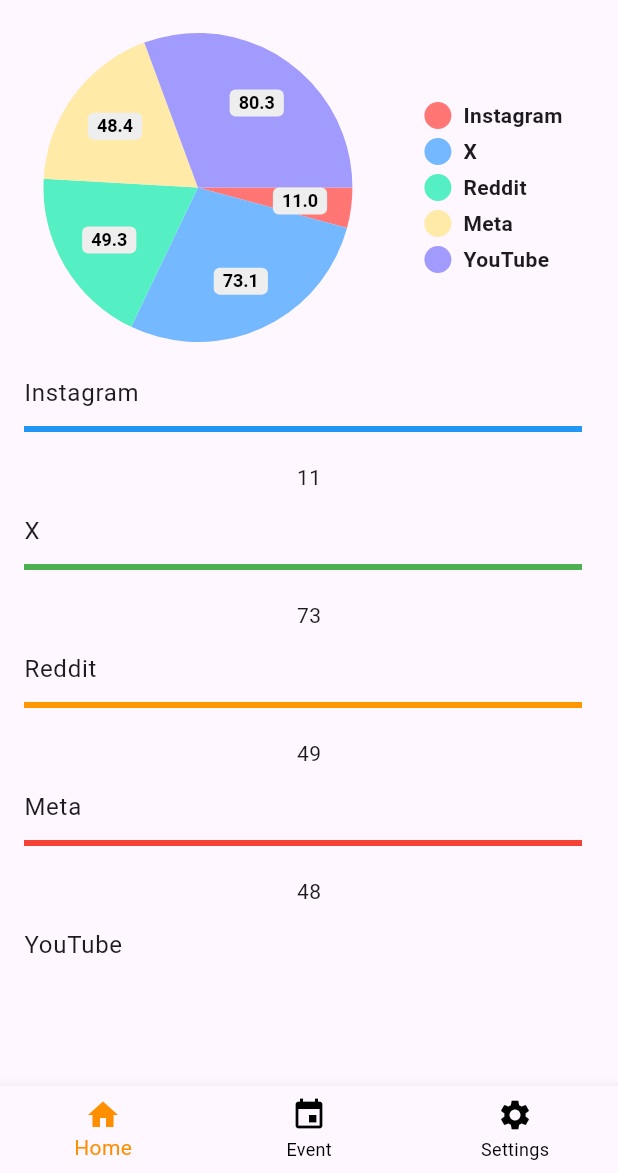
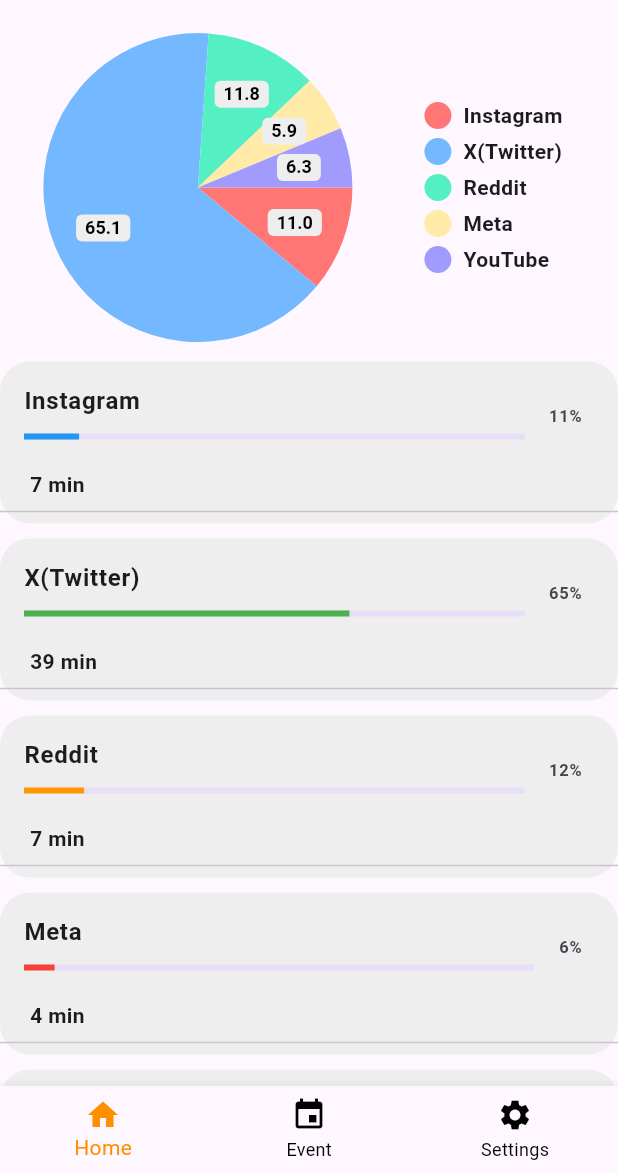
Before and after one commit to rohitk523/flutter_test_app, a Flutter app: the screen it shows after launch, on a phone screen of 412 x 824 dp, the part 63-1236 px from its top. Run offline on Flutter 3.47's test engine with Material 3 defaults, Android fonts, the light colour scheme and no system bars; drawn by our look-alikes of pie_chart; our stand-ins replace google_fonts, hexcolor.

Commit message:
Changes in progress bar and warning removal

```diff
--- a/test_app/lib/Pages/homepage.dart
+++ b/test_app/lib/Pages/homepage.dart
@@ -11,10 +11,7 @@
       debugShowCheckedModeBanner: false,
       home: Scaffold(
         body: ListView(
-          children: [
-            RandomPieChart(),
-            ProgressBarsForLabels(),
-          ],
+          children: [RandomPieChartWithProgressBars()],
         ),
       ),
     );
--- a/test_app/lib/functions/randomgraphs.dart
+++ b/test_app/lib/functions/randomgraphs.dart
@@ -2,53 +2,31 @@
 import 'package:pie_chart/pie_chart.dart';
 import 'dart:math';
 
-class RandomPieChart extends StatelessWidget {
+class RandomPieChartWithProgressBars extends StatelessWidget {
   final Random random = Random();
 
-  RandomPieChart({super.key});
   Map<String, double> generateRandomData() {
     Map<String, double> data = {};
 
-    final socialMList = ['Instagram', 'X', 'Reddit', 'Meta', 'YouTube'];
+    final socialMList = [
+      'Instagram',
+      'X(Twitter)',
+      'Reddit',
+      'Meta',
+      'YouTube'
+    ];
 
-    for (int i = 0; i < 5; i++) {
-      double randomValue = random.nextDouble() * 100;
+    // Ensure that the total percentage is 100
+    double totalPercentage = 0;
+
+    for (int i = 0; i < 4; i++) {
+      double randomValue = random.nextDouble() * (100 - totalPercentage);
+      totalPercentage += randomValue;
       data[socialMList[i]] = randomValue;
     }
 
-    return data;
-  }
-
-  @override
-  Widget build(BuildContext context) {
-    return Column(
-      children: [
-        PieChart(
-          dataMap: generateRandomData(),
-          chartRadius: MediaQuery.of(context).size.width / 2,
-          chartType: ChartType.disc,
-          chartValuesOptions: const ChartValuesOptions(
-            showChartValueBackground: true,
-          ),
-        ),
-      ],
-    );
-  }
-}
-
-class ProgressBarsForLabels extends StatelessWidget {
-  final Random random = Random();
-
-  ProgressBarsForLabels({super.key});
-  Map<String, double> generateRandomData() {
-    Map<String, double> data = {};
-
-    final socialMList = ['Instagram', 'X', 'Reddit', 'Meta', 'YouTube'];
-
-    for (int i = 0; i < 5; i++) {
-      double randomValue = random.nextDouble() * 100;
-      data[socialMList[i]] = randomValue;
-    }
+    // Set the last item to make the total 100
+    data[socialMList[4]] = 100 - totalPercentage;
 
     return data;
   }
@@ -56,37 +34,73 @@
   @override
   Widget build(BuildContext context) {
     final randomData = generateRandomData();
-    return SizedBox(
-      height: 400,
+
+    return Container(
+      height: 800,
       child: ListView.builder(
-        itemCount: randomData.length,
+        itemCount: randomData.length + 1, // +1 for the pie chart
         itemBuilder: (context, index) {
-          String label = randomData.keys.toList()[index];
+          if (index == 0) {
+            // Render the pie chart
+            return PieChart(
+              dataMap: randomData,
+              chartRadius: MediaQuery.of(context).size.width / 2,
+              chartType: ChartType.disc,
+              chartValuesOptions: const ChartValuesOptions(
+                showChartValueBackground: true,
+              ),
+            );
+          } else {
+            // Render the progress bars
+            String label = randomData.keys.toList()[index - 1];
             int progress = randomData[label]!.round();
+            double value = progress / 100.0;
 
-          return Column(
+            // Calculate the value in minutes
+            int minutes = (value * 60).round();
+
+            return Container(
+              margin: EdgeInsets.symmetric(vertical: 5),
+              decoration: BoxDecoration(
+                  color: Colors.grey[200],
+                  borderRadius: BorderRadius.circular(20)),
+              child: Column(
+                crossAxisAlignment: CrossAxisAlignment.start,
                 children: [
                   ListTile(
-                title: Text(label),
+                    title: Text(
+                      label,
+                      style: TextStyle(fontWeight: FontWeight.bold),
+                    ),
                     subtitle: LinearProgressIndicator(
-                  value: progress.toDouble(),
-                  backgroundColor: Colors.grey[300],
+                      value: value,
                       valueColor: AlwaysStoppedAnimation<Color>(
-                    _getColor(index), // Use the same color as the pie chart
+                        _getColor(index - 1),
                       ),
                     ),
+                    trailing: Text(
+                      '$progress%',
+                      style: TextStyle(fontWeight: FontWeight.bold),
                     ),
-              Text('$progress')
+                  ),
+                  Container(
+                    padding: EdgeInsets.only(left: 20),
+                    child: Text(
+                      '$minutes min',
+                      style: TextStyle(fontWeight: FontWeight.bold),
+                    ),
+                  ),
+                  Divider()
                 ],
+              ),
             );
+          }
         },
       ),
     );
   }
 
   Color _getColor(int index) {
-    // You can customize the color logic based on the index or other conditions
-    // In this example, we use a simple switch statement
     switch (index) {
       case 0:
         return Colors.blue;
```
Lines whose indentation alone changed are shown as unchanged.
